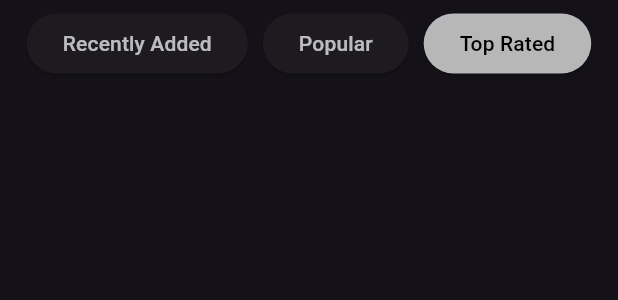
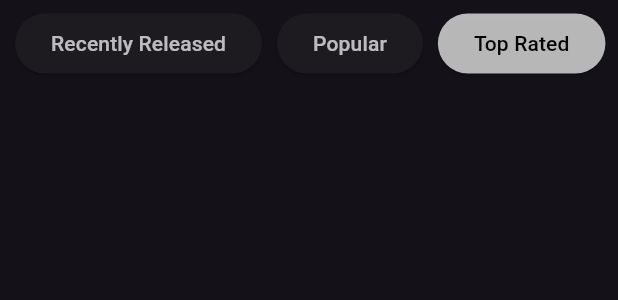
Before and after one commit to ishahahahan/CineStore, a Flutter app: the HomeScreen widget shown alone on an empty page, opened directly, after a tap on "Top Rated", on a phone screen of 412 x 824 dp. Shown: the top 300 px of the screen. Run offline on Flutter 3.47's test engine with Material 3 defaults, Android fonts, the phone set to English and light mode, and no system bars; our stand-ins replace flutter_rating_bar, salomon_bottom_bar, supabase_flutter; accounts and stored records are empty.

```diff
--- a/lib/bottom_nav_bar_screens/home.dart
+++ b/lib/bottom_nav_bar_screens/home.dart
@@ -1,5 +1,17 @@
+// ignore_for_file: constant_identifier_names
+
 import 'package:flutter/material.dart';
 import '../home_page/movie_list_page.dart';
+import '../main.dart';
+
+enum MovieType {
+  RecentlyReleased(0),
+  Popular(1),
+  TopRated(2);
+
+  const MovieType(this.value);
+  final int value;
+}
 
 class HomeScreen extends StatefulWidget {
   const HomeScreen({super.key});
@@ -9,8 +21,8 @@ class HomeScreen extends StatefulWidget {
 }
 
 class HomeScreenState extends State<HomeScreen> {
-  String _bodyText = "";
-  String _selectedButton = 'Recently Added';
+  MovieType _selectedMovieType = MovieType.RecentlyReleased;
+  late int _sortType = _selectedMovieType.value;
 
   @override
   Widget build(BuildContext context) {
@@ -24,51 +36,54 @@ class HomeScreenState extends State<HomeScreen> {
               mainAxisAlignment: MainAxisAlignment.spaceBetween,
               children: [
                 ElevatedButton(
-                  style: _selectedButton == 'Recently Added'
+                  style: _selectedMovieType == MovieType.RecentlyReleased
                       ? ElevatedButton.styleFrom(
                           backgroundColor: Colors.white70)
                       : null,
                   onPressed: () => setState(() {
-                    _bodyText = "Recently Added";
-                    _selectedButton = 'Recently Added';
+                    _selectedMovieType = MovieType.RecentlyReleased;
+                    _sortType = _selectedMovieType.value;
+                    fetchRecentlyReleasedMovies();
                   }),
                   child: Text(
-                    'Recently Added',
-                    style: _selectedButton == 'Recently Added'
+                    'Recently Released',
+                    style: _selectedMovieType == MovieType.RecentlyReleased
                         ? const TextStyle(color: Colors.black)
                         : const TextStyle(color: Colors.white70),
                   ),
                 ),
                 const SizedBox(width: 10),
                 ElevatedButton(
-                  style: _selectedButton == 'Popular'
+                  style: _selectedMovieType == MovieType.Popular
                       ? ElevatedButton.styleFrom(
                           backgroundColor: Colors.white70)
                       : null,
                   onPressed: () => setState(() {
-                    _bodyText = "Popular";
-                    _selectedButton = 'Popular';
+                    _selectedMovieType = MovieType.Popular;
+                    _sortType = _selectedMovieType.value;
+                    fetchPopularMovies();
                   }),
                   child: Text(
                     'Popular',
-                    style: _selectedButton == 'Popular'
+                    style: _selectedMovieType == MovieType.Popular
                         ? const TextStyle(color: Colors.black)
                         : const TextStyle(color: Colors.white70),
                   ),
                 ),
                 const SizedBox(width: 10),
                 ElevatedButton(
-                  style: _selectedButton == 'Top Rated'
+                  style: _selectedMovieType == MovieType.TopRated
                       ? ElevatedButton.styleFrom(
                           backgroundColor: Colors.white70)
                       : null,
                   onPressed: () => setState(() {
-                    _bodyText = "Top Rated";
-                    _selectedButton = 'Top Rated';
+                    _selectedMovieType = MovieType.TopRated;
+                    _sortType = _selectedMovieType.value;
+                    fetchTopRatedMovies();
                   }),
                   child: Text(
                     'Top Rated',
-                    style: _selectedButton == 'Top Rated'
+                    style: _selectedMovieType == MovieType.TopRated
                         ? const TextStyle(color: Colors.black)
                         : const TextStyle(color: Colors.white70),
                   ),
@@ -77,9 +92,43 @@ class HomeScreenState extends State<HomeScreen> {
             ),
           ),
           const SizedBox(height: 10),
-          const MovieListPage(),
+          MovieListPage(
+            movies: _sortType == 0
+                ? fetchRecentlyReleasedMovies()
+                : _sortType == 1
+                    ? fetchPopularMovies()
+                    : fetchTopRatedMovies(),
+          ),
         ],
       ),
     );
   }
+
+  Future<List<Map<String, dynamic>>> fetchRecentlyReleasedMovies() async {
+    final response = await supabase
+        .from('movies')
+        .select('movieid, title, imageurl')
+        .order('releasedate', ascending: false)
+        .limit(10);
+
+    return response;
+  }
+
+  Future<List<Map<String, dynamic>>> fetchPopularMovies() async {
+    final response = await supabase
+        .from('movies')
+        .select('movieid, title, imageurl')
+        .limit(10);
+
+    return response;
+  }
+
+  Future<List<Map<String, dynamic>>> fetchTopRatedMovies() async {
+    final response = await supabase
+        .from('movies')
+        .select('movieid, title, imageurl')
+        .order('rating', ascending: false)
+        .limit(10);
+    return response;
+  }
 }
--- a/lib/home_page/movie_list_page.dart
+++ b/lib/home_page/movie_list_page.dart
@@ -1,23 +1,27 @@
 import 'package:flutter/material.dart';
-import '../main.dart';
 import '../screens/movie_details.dart';
 
 class MovieListPage extends StatefulWidget {
-  const MovieListPage({super.key});
+  final int? sortType;
+  final Future<List<Map<String, dynamic>>> movies;
+  const MovieListPage({super.key, this.sortType, required this.movies});
 
   @override
   MovieListPageState createState() => MovieListPageState();
 }
 
 class MovieListPageState extends State<MovieListPage> {
-  late List<Map<String, dynamic>> movies = [];
+  late Future<List<Map<String, dynamic>>> movies = widget.movies;
   bool _isMounted = false;
+  int choice = 0;
+  Key gridViewKey = UniqueKey(); // Add a key for GridView.builder
 
   @override
   void initState() {
     super.initState();
     _isMounted = true;
-    fetchMovies();
+    choice = widget.sortType ?? 0;
+    // fetchMovies(choice);
   }
 
   @override
@@ -26,42 +30,73 @@ class MovieListPageState extends State<MovieListPage> {
     super.dispose();
   }
 
-  Future<void> fetchMovies() async {
-    final response =
-        await supabase.from('movies').select('movieid, title, imageurl');
-    // if (response.error != null) {
-    //   // Handle error
-    //   return;
-    // }
-    if (_isMounted) {
-      setState(() {
-        movies = response;
-      });
+  @override
+  void didUpdateWidget(covariant MovieListPage oldWidget) {
+    super.didUpdateWidget(oldWidget);
+    if (oldWidget.sortType != widget.sortType) {
+      choice = widget.sortType ?? 0;
+      // fetchMovies(choice);
     }
   }
+
+  // Future<void> fetchMovies(int choice) async {
+  //   switch (choice) {
+  //     case 0:
+  //       await fetchRecentlyReleasedMovies();
+  //       break;
+  //     case 1:
+  //       await fetchPopularMovies();
+  //       break;
+  //     case 2:
+  //       await fetchTopRatedMovies();
+  //       break;
+  //     default:
+  //       await fetchRecentlyReleasedMovies();
+  //   }
+  // }
 
   @override
   Widget build(BuildContext context) {
     return Expanded(
-      child: GridView.builder(
+      child: FutureBuilder<List<Map<String, dynamic>>>(
+        future: widget.movies, // Use widget.movies as the future
+        builder: (context, snapshot) {
+          if (snapshot.connectionState == ConnectionState.waiting) {
+            // While the future is loading, show a loading indicator
+            return const Center(
+              child: CircularProgressIndicator(),
+            );
+          } else if (snapshot.hasError) {
+            // If there's an error, display an error message
+            return Center(
+              child: Text('Error: ${snapshot.error}'),
+            );
+          } else {
+            // Once the future has completed, get the list of movies from the snapshot
+            List<Map<String, dynamic>> movies = snapshot.data!;
+            // Access the length property of the list
+            int itemCount = movies.length;
+            return GridView.builder(
+              key: gridViewKey,
               gridDelegate: const SliverGridDelegateWithFixedCrossAxisCount(
                 crossAxisCount: 2,
                 crossAxisSpacing: 10,
                 mainAxisSpacing: 10,
               ),
               shrinkWrap: true,
-        itemCount: movies.length,
+              itemCount: itemCount,
               itemBuilder: (context, index) {
                 final movie = movies[index];
+                print(movie);
                 return GestureDetector(
                   onTap: () {
                     if (_isMounted) {
-                // Navigate to movie details page with movie ID
                       Navigator.push(
                         context,
                         MaterialPageRoute(
-                    builder: (context) =>
-                        MovieDetailsPage(movieId: movie['movieid'].toString()),
+                          builder: (context) => MovieDetailsPage(
+                            movieId: movie['movieid'].toString(),
+                          ),
                         ),
                       );
                     }
@@ -88,7 +123,8 @@ class MovieListPageState extends State<MovieListPage> {
                             child: Image.network(
                               movie['imageurl'] ?? '',
                               fit: BoxFit.cover,
-                        loadingBuilder: (context, child, loadingProgress) =>
+                              loadingBuilder: (context, child,
+                                      loadingProgress) =>
                                   loadingProgress == null
                                       ? child
                                       : const Center(
@@ -109,6 +145,9 @@ class MovieListPageState extends State<MovieListPage> {
                   ),
                 );
               },
+            );
+          }
+        },
       ),
     );
   }
```
Also changed, not shown: lib/bottom_nav_bar_screens/bookmarks.dart (+11 -14 lines), lib/bottom_nav_bar_screens/search.dart (+10 -2 lines), lib/screens/movie_details.dart (+4 -7 lines). Lines whose indentation alone changed are shown as unchanged.
